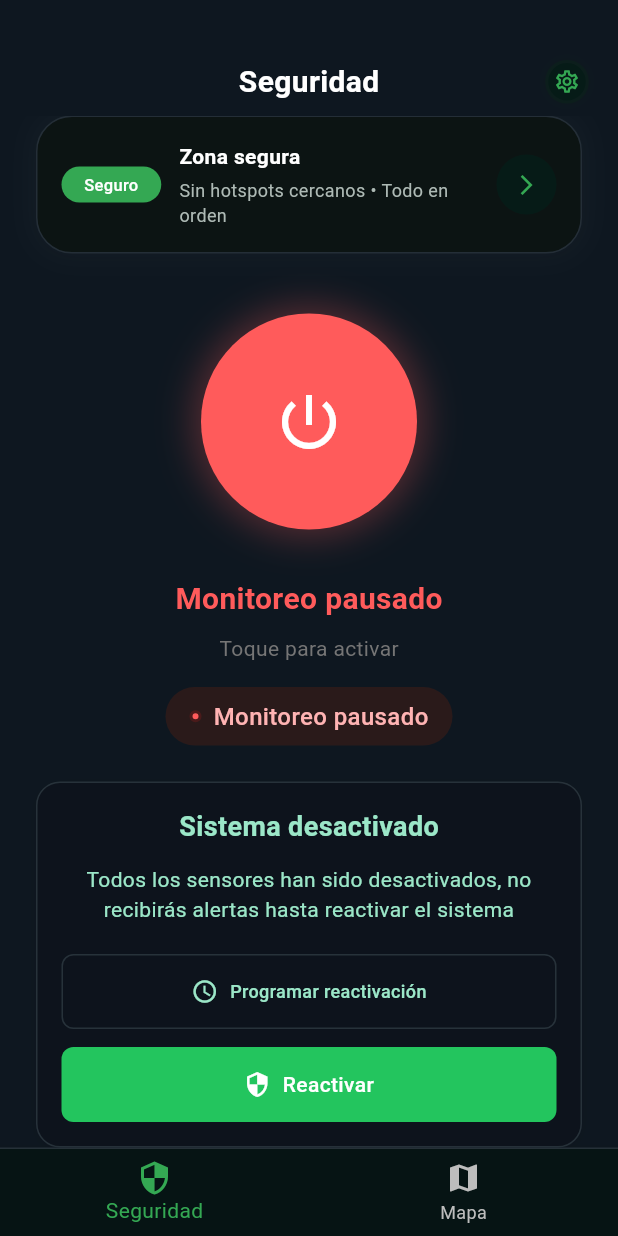
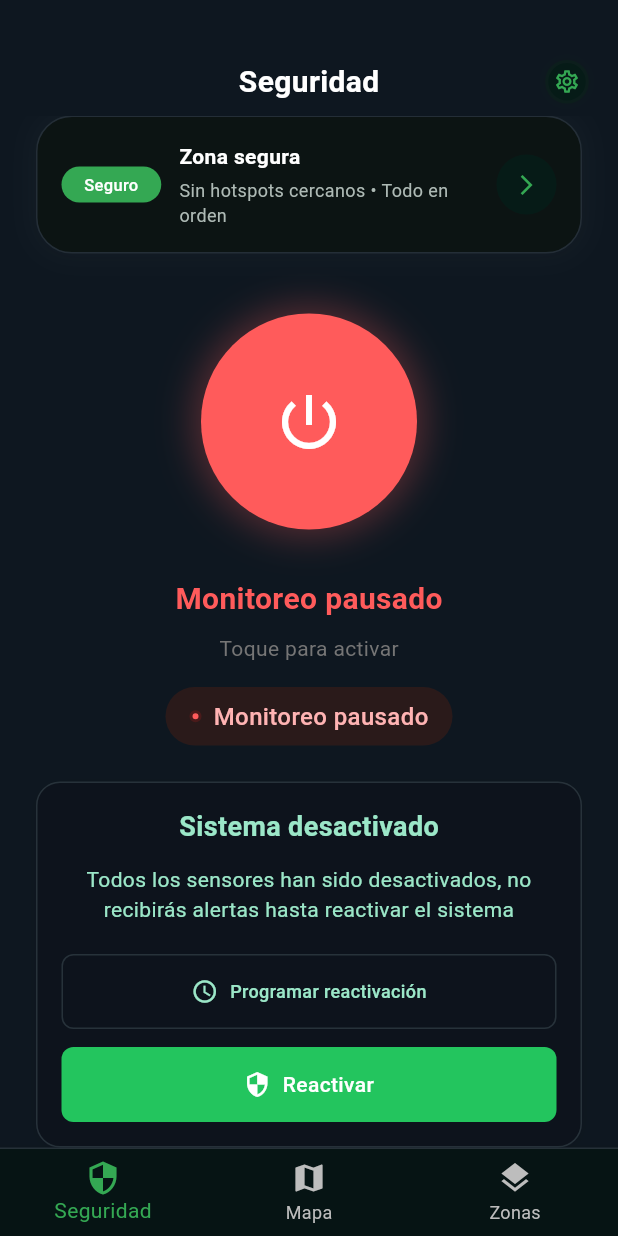
Before and after one commit to agustmun-web/holdon, a Flutter app: the screen it shows after launch, after a tap on the "security" icon, on a phone screen of 412 x 824 dp. Run offline on Flutter 3.47's test engine with Material 3 defaults, Android fonts, the light colour scheme and no system bars; our stand-ins replace audioplayers, flutter_local_notifications, geolocator, google_maps_flutter, permission_handler, sqflite and 1 more; missing offline and left inert: geofencing_api; accounts and stored records are empty; statements that could not run were skipped.

Commit message:
Pantalla de zonas añadida y solucionados algunos errores

```diff
--- a/lib/l10n/app_localizations.dart
+++ b/lib/l10n/app_localizations.dart
@@ -36,6 +36,10 @@ class AppLocalizations {
     'tab.map': {
       'es': 'Mapa',
       'en': 'Map',
+    },
+    'tab.zones': {
+      'es': 'Zonas',
+      'en': 'Zones',
     },
     'tab.history': {
       'es': 'Historial',
@@ -233,6 +237,14 @@ class AppLocalizations {
       'es': 'Cancelar',
       'en': 'Cancel',
     },
+    'common.delete': {
+      'es': 'Eliminar',
+      'en': 'Delete',
+    },
+    'common.retry': {
+      'es': 'Reintentar',
+      'en': 'Retry',
+    },
     'common.schedule': {
       'es': 'Programar',
       'en': 'Schedule',
@@ -288,6 +300,50 @@ class AppLocalizations {
     'map.default.hotspot.camino_ie': {
       'es': 'Camino IE',
       'en': 'IE Path',
+    },
+    'zones.title': {
+      'es': 'Zonas personalizadas',
+      'en': 'Custom zones',
+    },
+    'zones.empty.title': {
+      'es': 'Sin zonas guardadas',
+      'en': 'No zones saved',
+    },
+    'zones.empty.subtitle': {
+      'es': 'Crea una zona manteniendo pulsado sobre el mapa para verla aquí.',
+      'en': 'Create a zone with a long press on the map to see it here.',
+    },
+    'zones.item.type': {
+      'es': 'Tipo: {type}',
+      'en': 'Type: {type}',
+    },
+    'zones.item.radius': {
+      'es': 'Radio: {meters} m',
+      'en': 'Radius: {meters} m',
+    },
+    'zones.item.coordinates': {
+      'es': 'Lat: {lat}, Lng: {lng}',
+      'en': 'Lat: {lat}, Lng: {lng}',
+    },
+    'zones.delete.confirm.title': {
+      'es': 'Eliminar zona',
+      'en': 'Delete zone',
+    },
+    'zones.delete.confirm.message': {
+      'es': '¿Quieres eliminar la zona "{name}"?',
+      'en': 'Do you want to delete the "{name}" zone?',
+    },
+    'zones.delete.success': {
+      'es': 'Zona eliminada',
+      'en': 'Zone deleted',
+    },
+    'zones.delete.error': {
+      'es': 'No se pudo eliminar la zona: {error}',
+      'en': 'Could not delete the zone: {error}',
+    },
+    'zones.load.error': {
+      'es': 'No se pudieron cargar las zonas: {error}',
+      'en': 'Could not load zones: {error}',
     },
     'sensor.title': {
       'es': 'Prueba de Sensores',
--- a/lib/main.dart
+++ b/lib/main.dart
@@ -1,8 +1,10 @@
+import 'package:flutter/foundation.dart';
 import 'package:flutter/material.dart';
 import 'background/geofence_background_task.dart';
 import 'l10n/app_localizations.dart';
 import 'screens/map_screen.dart';
 import 'screens/security_screen.dart';
+import 'screens/custom_zones_screen.dart';
 import 'services/optimized_geofence_service.dart';
 import 'state/app_state.dart';
 
@@ -67,16 +69,25 @@ class MainScreen extends StatefulWidget {
 class _MainScreenState extends State<MainScreen> {
   int _currentIndex = 0;
   final OptimizedGeofenceService _optimizedGeofenceService = OptimizedGeofenceService();
+  final ValueNotifier<int> _zoneRevision = ValueNotifier<int>(0);
 
-  final List<Widget> _screens = [
-    const SecurityScreen(),
-    const MapScreen(),
-  ];
+  late final List<Widget> _screens;
 
   @override
   void initState() {
     super.initState();
+    _screens = [
+      const SecurityScreen(),
+      MapScreen(zoneRevision: _zoneRevision),
+      CustomZonesScreen(zoneRevision: _zoneRevision),
+    ];
     _initializeOptimizedGeofenceService();
+  }
+
+  @override
+  void dispose() {
+    _zoneRevision.dispose();
+    super.dispose();
   }
 
   /// Inicializa el servicio de geofencing optimizado
@@ -145,6 +156,10 @@ class _MainScreenState extends State<MainScreen> {
               icon: const Icon(Icons.map),
               label: l10n.translate('tab.map'),
             ),
+            BottomNavigationBarItem(
+              icon: const Icon(Icons.layers),
+              label: l10n.translate('tab.zones'),
+            ),
           ],
         ),
       ),
--- /dev/null
+++ b/lib/screens/custom_zones_screen.dart
@@ -0,0 +1,343 @@
+import 'package:flutter/foundation.dart';
+import 'package:flutter/material.dart';
+
+import '../l10n/app_localizations.dart';
+import '../models/custom_zone.dart';
+import '../services/custom_zone_database.dart';
+import '../services/geofence_service.dart';
+import '../services/optimized_geofence_service.dart';
+
+class CustomZonesScreen extends StatefulWidget {
+  const CustomZonesScreen({super.key, required this.zoneRevision});
+
+  final ValueNotifier<int> zoneRevision;
+
+  @override
+  State<CustomZonesScreen> createState() => _CustomZonesScreenState();
+}
+
+class _CustomZonesScreenState extends State<CustomZonesScreen> {
+  final CustomZoneDatabase _zoneDatabase = CustomZoneDatabase.instance;
+  final GeofenceService _geofenceService = GeofenceService();
+  final OptimizedGeofenceService _optimizedGeofenceService = OptimizedGeofenceService();
+
+  List<CustomZone> _zones = <CustomZone>[];
+  bool _isLoading = true;
+  String? _errorMessage;
+  int? _deletingZoneId;
+  bool _reloadScheduled = false;
+
+  @override
+  void initState() {
+    super.initState();
+    widget.zoneRevision.addListener(_onZonesChanged);
+    _loadZones();
+  }
+
+  @override
+  void dispose() {
+    widget.zoneRevision.removeListener(_onZonesChanged);
+    super.dispose();
+  }
+
+  @override
+  void didUpdateWidget(CustomZonesScreen oldWidget) {
+    super.didUpdateWidget(oldWidget);
+    if (oldWidget.zoneRevision != widget.zoneRevision) {
+      oldWidget.zoneRevision.removeListener(_onZonesChanged);
+      widget.zoneRevision.addListener(_onZonesChanged);
+      _loadZones(forceRefresh: true, showLoader: false);
+    }
+  }
+
+  Future<void> _loadZones({bool showLoader = true, bool forceRefresh = false}) async {
+    if (showLoader) {
+      setState(() {
+        _isLoading = true;
+        _errorMessage = null;
+      });
+    }
+
+    try {
+      final List<CustomZone> zones = await _zoneDatabase.getZones(forceRefresh: forceRefresh);
+      if (!mounted) return;
+      setState(() {
+        _zones = List<CustomZone>.from(zones);
+        _isLoading = false;
+        _errorMessage = null;
+      });
+    } catch (e) {
+      if (!mounted) return;
+      setState(() {
+        _errorMessage = e.toString();
+        _isLoading = false;
+      });
+    }
+  }
+
+  void _onZonesChanged() {
+    if (!mounted || _reloadScheduled) return;
+    _reloadScheduled = true;
+    WidgetsBinding.instance.addPostFrameCallback((_) {
+      _reloadScheduled = false;
+      if (mounted) {
+        _loadZones(showLoader: false, forceRefresh: true);
+      }
+    });
+  }
+
+  Future<void> _onRefresh() async {
+    await _loadZones(forceRefresh: true);
+  }
+
+  Future<void> _confirmDelete(CustomZone zone) async {
+    if (zone.id == null) {
+      return;
+    }
+    final l10n = context.l10n;
+    final bool confirmed = await showDialog<bool>(
+          context: context,
+          builder: (BuildContext context) {
+            return AlertDialog(
+              title: Text(l10n.translate('zones.delete.confirm.title')),
+              content: Text(
+                l10n.translate(
+                  'zones.delete.confirm.message',
+                  params: {'name': zone.name},
+                ),
+              ),
+              actions: [
+                TextButton(
+                  onPressed: () => Navigator.of(context).pop(false),
+                  child: Text(l10n.translate('common.cancel')),
+                ),
+                FilledButton(
+                  onPressed: () => Navigator.of(context).pop(true),
+                  style: FilledButton.styleFrom(
+                    backgroundColor: const Color(0xFFFF5B5B),
+                  ),
+                  child: Text(l10n.translate('common.delete')),
+                ),
+              ],
+            );
+          },
+        ) ??
+        false;
+
+    if (!confirmed || !mounted) {
+      return;
+    }
+
+    setState(() {
+      _deletingZoneId = zone.id;
+    });
+
+    bool deleted = false;
+    try {
+      await _zoneDatabase.deleteZone(zone.id!);
+      deleted = true;
+      final List<CustomZone> zones = await _zoneDatabase.getZones(forceRefresh: true);
+      await Future.wait([
+        _geofenceService.syncCustomZones(zones),
+        _optimizedGeofenceService.syncCustomZones(zones),
+      ]);
+      if (!mounted) return;
+      ScaffoldMessenger.of(context).showSnackBar(
+        SnackBar(content: Text(l10n.translate('zones.delete.success'))),
+      );
+    } catch (e) {
+      if (!mounted) return;
+      ScaffoldMessenger.of(context).showSnackBar(
+        SnackBar(
+          content: Text(
+            l10n.translate(
+              'zones.delete.error',
+              params: {'error': e.toString()},
+            ),
+          ),
+        ),
+      );
+    } finally {
+      if (mounted) {
+        setState(() {
+          _deletingZoneId = null;
+        });
+      }
+      if (deleted) {
+        widget.zoneRevision.value = widget.zoneRevision.value + 1;
+      }
+    }
+  }
+
+  @override
+  Widget build(BuildContext context) {
+    final l10n = context.l10n;
+    return Scaffold(
+      appBar: AppBar(
+        title: Text(l10n.translate('zones.title')),
+        backgroundColor: const Color(0xFF061414),
+        actions: [
+          IconButton(
+            onPressed: _isLoading ? null : () => _loadZones(forceRefresh: true),
+            icon: const Icon(Icons.refresh),
+          ),
+        ],
+      ),
+      body: _buildBody(l10n),
+    );
+  }
+
+  Widget _buildBody(AppLocalizations l10n) {
+    if (_isLoading) {
+      return const Center(
+        child: CircularProgressIndicator(),
+      );
+    }
+
+    if (_errorMessage != null) {
+      return Center(
+        child: Padding(
+          padding: const EdgeInsets.symmetric(horizontal: 32),
+          child: Column(
+            mainAxisSize: MainAxisSize.min,
+            children: [
+              const Icon(
+                Icons.warning_amber_outlined,
+                color: Color(0xFFFFC107),
+                size: 64,
+              ),
+              const SizedBox(height: 16),
+              Text(
+                l10n.translate(
+                  'zones.load.error',
+                  params: {'error': _errorMessage ?? ''},
+                ),
+                textAlign: TextAlign.center,
+                style: const TextStyle(color: Colors.white70),
+              ),
+              const SizedBox(height: 24),
+              FilledButton(
+                onPressed: () => _loadZones(forceRefresh: true),
+                child: Text(l10n.translate('common.retry')),
+              ),
+            ],
+          ),
+        ),
+      );
+    }
+
+    if (_zones.isEmpty) {
+      return RefreshIndicator(
+        onRefresh: _onRefresh,
+        child: ListView(
+          physics: const AlwaysScrollableScrollPhysics(),
+          padding: const EdgeInsets.symmetric(horizontal: 32, vertical: 48),
+          children: [
+            Column(
+              mainAxisAlignment: MainAxisAlignment.center,
+              children: [
+                const Icon(
+                  Icons.place_outlined,
+                  color: Color(0xFF38B05F),
+                  size: 72,
+                ),
+                const SizedBox(height: 16),
+                Text(
+                  l10n.translate('zones.empty.title'),
+                  style: const TextStyle(
+                    fontSize: 18,
+                    fontWeight: FontWeight.w600,
+                    color: Colors.white,
+                  ),
+                  textAlign: TextAlign.center,
+                ),
+                const SizedBox(height: 8),
+                Text(
+                  l10n.translate('zones.empty.subtitle'),
+                  style: const TextStyle(color: Colors.white70),
+                  textAlign: TextAlign.center,
+                ),
+              ],
+            ),
+          ],
+        ),
+      );
+    }
+
+    return RefreshIndicator(
+      onRefresh: _onRefresh,
+      child: ListView.separated(
+        physics: const AlwaysScrollableScrollPhysics(),
+        padding: const EdgeInsets.symmetric(horizontal: 16, vertical: 16),
+        itemCount: _zones.length,
+        separatorBuilder: (_, __) => const SizedBox(height: 12),
+        itemBuilder: (BuildContext context, int index) {
+          final CustomZone zone = _zones[index];
+          final bool isDeleting = _deletingZoneId == zone.id;
+          return Card(
+            color: const Color(0xFF0E1B1B),
+            shape: RoundedRectangleBorder(
+              borderRadius: BorderRadius.circular(16),
+              side: BorderSide(
+                color: Colors.white.withValues(alpha: 0.05),
+              ),
+            ),
+            child: ListTile(
+              contentPadding: const EdgeInsets.symmetric(horizontal: 16, vertical: 12),
+              title: Text(
+                zone.name,
+                style: const TextStyle(
+                  fontSize: 16,
+                  fontWeight: FontWeight.w600,
+                  color: Colors.white,
+                ),
+              ),
+              subtitle: Padding(
+                padding: const EdgeInsets.only(top: 8),
+                child: Column(
+                  crossAxisAlignment: CrossAxisAlignment.start,
+                  mainAxisSize: MainAxisSize.min,
+                  children: [
+                    Text(
+                      l10n.translate('zones.item.type', params: {'type': zone.zoneType}),
+                      style: const TextStyle(color: Colors.white70),
+                    ),
+                    Text(
+                      l10n.translate(
+                        'zones.item.radius',
+                        params: {'meters': zone.radius.toStringAsFixed(0)},
+                      ),
+                      style: const TextStyle(color: Colors.white70),
+                    ),
+                    Text(
+                      l10n.translate(
+                        'zones.item.coordinates',
+                        params: {
+                          'lat': zone.latitude.toStringAsFixed(5),
+                          'lng': zone.longitude.toStringAsFixed(5),
+                        },
+                      ),
+                      style: const TextStyle(color: Colors.white70),
+                    ),
+                  ],
+                ),
+              ),
+              trailing: isDeleting
+                  ? const SizedBox(
+                      width: 24,
+                      height: 24,
+                      child: CircularProgressIndicator(strokeWidth: 2),
+                    )
+                  : IconButton(
+                      icon: const Icon(Icons.delete_outline),
+                      color: const Color(0xFFFF5B5B),
+                      tooltip: l10n.translate('common.delete'),
+                      onPressed: () => _confirmDelete(zone),
+                    ),
+            ),
+          );
+        },
+      ),
+    );
+  }
+}
```
Also changed, not shown: lib/screens/map_screen.dart (+32 -1 lines).
